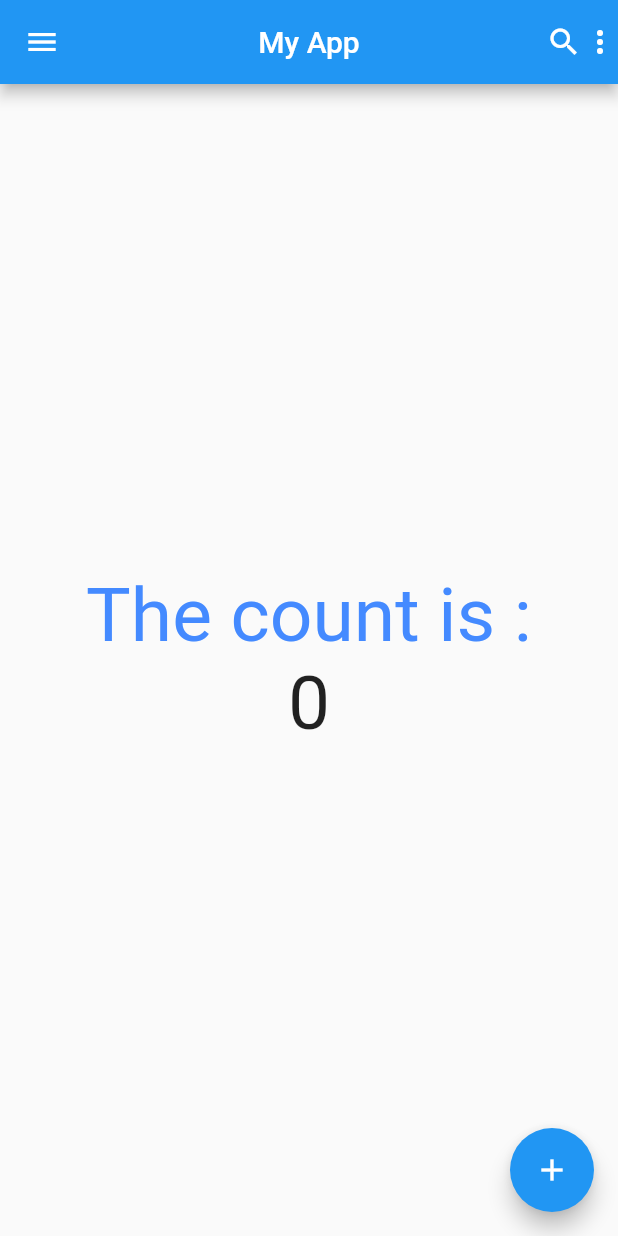
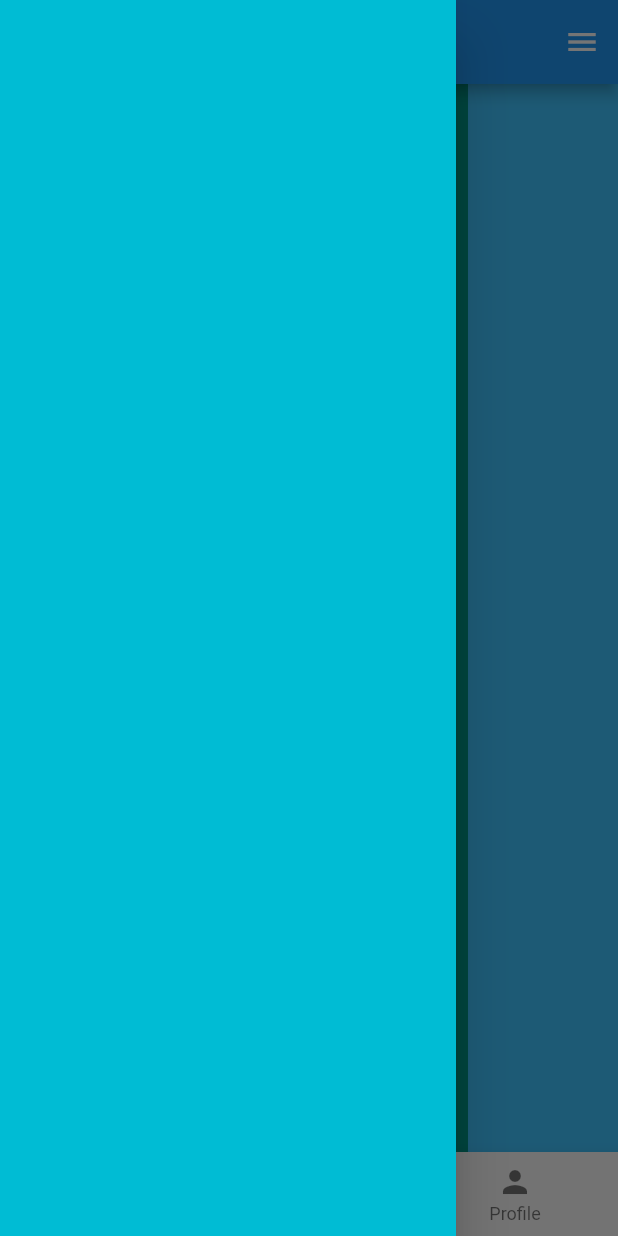
Before and after one commit to romisha99998/test11, a Flutter app: the screen it shows after launch, with the side drawer open (before the commit the screen has no drawer), on a phone screen of 412 x 824 dp. Run offline on Flutter 3.47's test engine with Material 2 defaults, Android fonts, the phone set to English and light mode, and no system bars; our stand-ins replace google_fonts.

Commit message:
28 august

```diff
--- /dev/null
+++ b/lib/Cart.dart
@@ -0,0 +1,10 @@
+import 'package:flutter/material.dart';
+
+class CartScreen extends StatelessWidget {
+  const CartScreen({super.key});
+
+  @override
+  Widget build(BuildContext context) {
+    return Image(image: NetworkImage('//images.pexels.com/photos/36717/amazing-animal-beautiful-beautifull.jpg?cs=srgb&dl=pexels-pixabay-36717.jpg&fm=jpg'));
+  }
+}
--- /dev/null
+++ b/lib/Drawer.dart
@@ -0,0 +1,12 @@
+import 'package:flutter/material.dart';
+
+class DrawerScreen extends StatelessWidget {
+  const DrawerScreen({super.key});
+
+  @override
+  Widget build(BuildContext context) {
+    return Scaffold(
+      backgroundColor: Colors.cyan,
+    );
+  }
+}
--- /dev/null
+++ b/lib/Home.dart
@@ -0,0 +1,44 @@
+import 'package:flutter/material.dart';
+
+class HomeScreen extends StatelessWidget {
+  const HomeScreen({super.key});
+
+  @override
+  Widget build(BuildContext context) {
+    return Scaffold(
+      backgroundColor: Colors.teal,
+
+      body: SafeArea(
+
+            child: Row(
+              mainAxisAlignment: MainAxisAlignment.spaceBetween,
+              children: [
+                    Container(
+                      color: Colors.red,
+                      width: 100,
+                    ),
+                    Column(
+                      mainAxisAlignment: MainAxisAlignment.center,
+                      children: [
+                        Container(
+                          color: Colors.yellow,
+                          height: 100,
+                          width: 100,
+                        ),
+                        Container(
+                          color: Colors.green,
+                          height: 100,
+                          width: 100,
+                        ),
+                      ],
+                    ),
+                    Container(
+                      color: Colors.lightBlueAccent,
+                      width: 100,
+                    ),
+                  ],
+                ),
+      ),
+    );
+  }
+}
--- /dev/null
+++ b/lib/Profile.dart
@@ -0,0 +1,11 @@
+import 'package:flutter/material.dart';
+
+class ProfileScreen extends StatelessWidget {
+  const ProfileScreen({super.key});
+
+  @override
+  Widget build(BuildContext context) {
+    return Image(image: AssetImage('assets/img/w2.jpg')
+    );
+}
+}
--- a/lib/main.dart
+++ b/lib/main.dart
@@ -1,4 +1,9 @@
 import 'package:flutter/material.dart';
+import 'package:test/Cart.dart';
+import 'package:test/Drawer.dart';
+import 'package:test/Home.dart';
+import 'package:test/Profile.dart';
+import 'package:google_fonts/google_fonts.dart';
 void main(){
   runApp(
     const MaterialApp(
@@ -16,50 +21,142 @@ class MyApp extends StatefulWidget {
 }
 
 class _MyAppState extends State<MyApp> {
-  var count= 0;
+  int currentIndex = 0;
+  List<Widget> screens = [
+    const HomeScreen(),
+    const ProfileScreen(),
+    const CartScreen(),
+    const DrawerScreen(),
+  ];
 
   @override
   Widget build(BuildContext context) {
     return Scaffold(
-      body: Column(
-        mainAxisAlignment: MainAxisAlignment.center,
-        children: [
-          const Center(
-            child: Text(
-              'The count is :',
-              style: TextStyle(
-                fontSize: 50,
-                color: Colors.blueAccent
-              ),
-            ),
-          ),
-          Center(
-            child: Text(
-              count.toString(),
-              style: TextStyle(
-                fontSize: 50,
-              ),
-            ),
-          ),
-        ],
+      appBar: AppBar(
+        title:  Text('My App',
+          style:GoogleFonts.publicSans() ,
+         ),
       ),
-      appBar: AppBar(
-        leading:const Icon(Icons.menu) ,
-        title: const Text('My App'),
-        centerTitle: true,
-        actions: const [
-          Icon(Icons.search),
-          Icon(Icons.more_vert),
-        ],
-      ),
-      floatingActionButton:FloatingActionButton(
-        child: Icon(Icons.add),
-        onPressed: (){
-          setState((){
-            count++;
+      backgroundColor: Colors.teal,
+      body: screens[currentIndex],
+      bottomNavigationBar:
+      BottomNavigationBar(
+        currentIndex: currentIndex,
+        onTap: (tappedIndex){
+          setState(() {
+            currentIndex = tappedIndex;
           });
         },
-      ) ,
+        items: const[
+          BottomNavigationBarItem(icon: Icon(Icons.home), label: 'Home'),
+          BottomNavigationBarItem(icon: Icon(Icons.shopping_cart), label: 'Cart'),
+          BottomNavigationBarItem(icon: Icon(Icons.person), label: 'Profile'),
+        ],
+
+      ),
+      drawer: Drawer(
+        child: DrawerScreen(),
+      ),
+      endDrawer: Drawer(
+
+      ),
+        // child: Container(
+        //   color: Colors.teal,
+        //   width: double.infinity,
+        //   child: Column(
+
+
+        //     mainAxisAlignment: MainAxisAlignment.spaceEvenly,
+        //     crossAxisAlignment: CrossAxisAlignment.start,
+        //     children: [
+        //       Container(
+        //         color: Colors.red,
+        //         height: MediaQuery.of(context).size.width,
+        //         width: 100,
+        //       )
+        //     ],
+        //   ),
+
+
+
+        // ),
+
+
+        // child: SingleChildScrollView(
+        //   child: Wrap(
+        //     children: [
+        //       for(int i = 0; i<50; i++)
+        //       // Expanded(
+        //         Container(
+        //           color: i%2==0? Colors.black: Colors.white,
+        //           height: MediaQuery.of(context).size.width/ 5,
+        //           width: MediaQuery.of(context).size.width/ 5,
+        //         ),
+
+        //     ],
+        //   ),
+        // ),
+        // child: Container(
+        //   // decoration: BoxDecoration(
+        //   //   borderRadius: BorderRadius.circular(100)
+        //   // ),
+        //   color: Colors.lightGreen,
+        //   width: double.infinity,
+        //   child: Padding(
+        //     padding: const EdgeInsets.all(8.0),
+        //     child: Container(
+        //       color: Colors.brown,
+        //       child: Column(
+
+        //         mainAxisAlignment: MainAxisAlignment.spaceBetween,
+        //         crossAxisAlignment: CrossAxisAlignment.end,
+
+        //         children: [
+        //           Container(
+        //             color: Colors.blueAccent,
+        //             width: 100,
+        //             height: 100,
+        //           ),
+        //           Container(
+        //             color: Colors.pinkAccent,
+        //             width: 100,
+        //             height: 100,
+        //           ),
+        //           Container(
+        //             color: Colors.white,
+        //             width: 100,
+        //             height: 100,
+        //           )
+        //         ],
+        //       ),
+        //     ),
+        //   ),
+        // ),
+
+
+
+
+
+
+
+      // appBar: AppBar(
+      //   leading:const Icon(Icons.menu) ,
+      //   title: const Text('My App'),
+      //   centerTitle: true,
+      //   actions: const [
+      //     Icon(Icons.search),
+      //     Icon(Icons.more_vert),
+      //   ],
+      // ),
+      // floatingActionButton:FloatingActionButton(
+      //   child: Icon(Icons.add),
+      //   onPressed: (){
+      //     setState((){
+      //       count++;
+      //     });
+      //   },
+      // ) ,
+
     );
   }
-  }
+}
```
Also changed, not shown: pubspec.yaml (+4 -3 lines), assets/img/w2.jpg (added), pubspec.lock, 1 other file.
